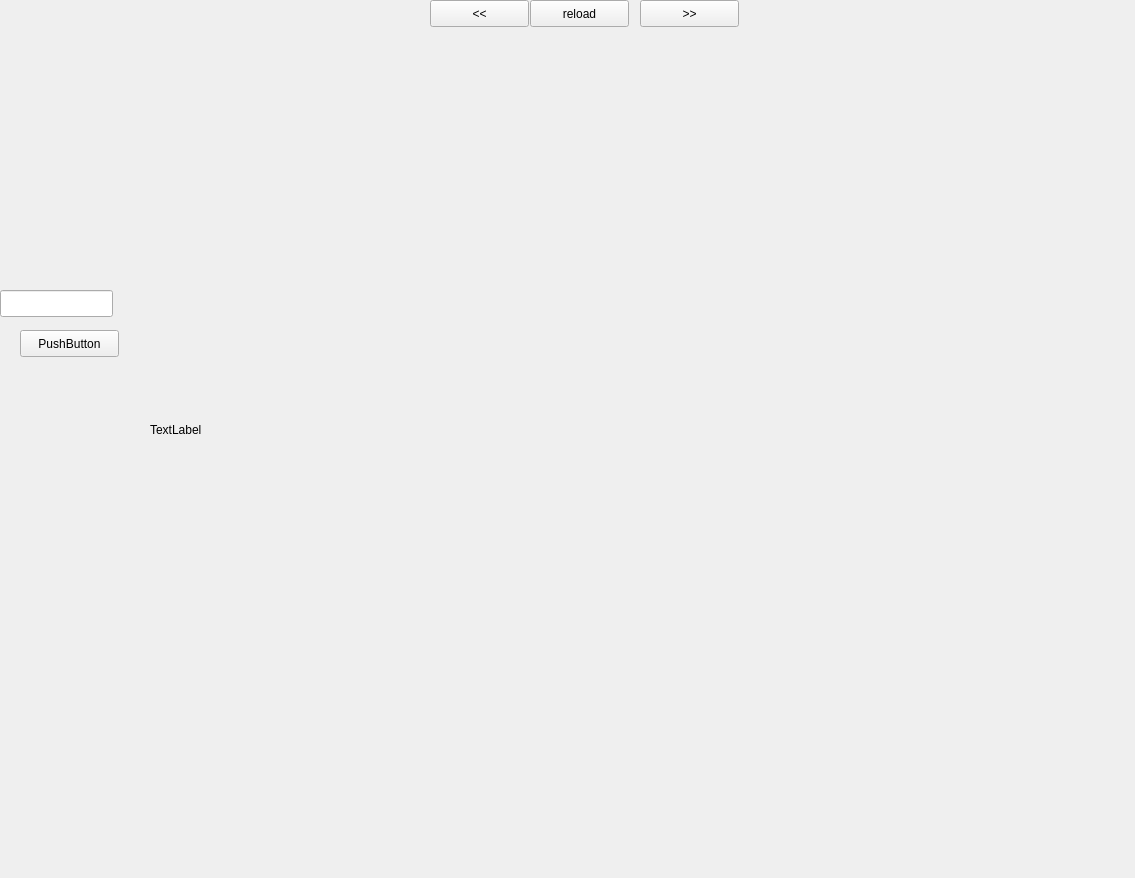
First picture: the form in gui/mainwindow.ui, repository AlenaVahtina/RichardsonMethod, before the edit.
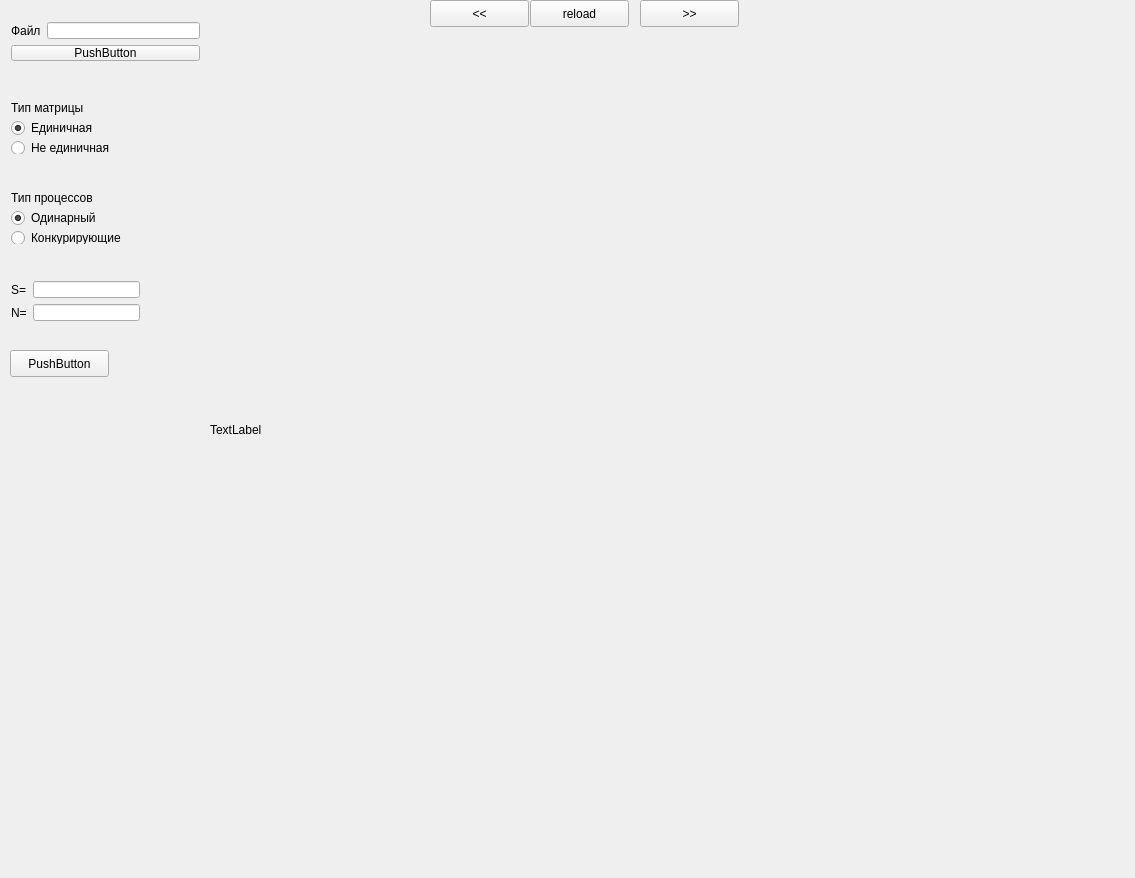
Second picture: the form after the edit.

What changed in the file:
```diff
--- a/gui/mainwindow.ui
+++ b/gui/mainwindow.ui
@@ -17,8 +17,8 @@
    <widget class="QPushButton" name="pushButton">
     <property name="geometry">
      <rect>
-      <x>20</x>
-      <y>330</y>
+      <x>10</x>
+      <y>350</y>
       <width>99</width>
       <height>27</height>
      </rect>
@@ -30,7 +30,7 @@
    <widget class="QLabel" name="label">
     <property name="geometry">
      <rect>
-      <x>150</x>
+      <x>210</x>
       <y>30</y>
       <width>900</width>
       <height>800</height>
@@ -46,16 +46,6 @@
      <string>TextLabel</string>
     </property>
    </widget>
-   <widget class="QLineEdit" name="lineEdit">
-    <property name="geometry">
-     <rect>
-      <x>0</x>
-      <y>290</y>
-      <width>113</width>
-      <height>27</height>
-     </rect>
-    </property>
-   </widget>
    <widget class="QPushButton" name="pushButton_2">
     <property name="geometry">
      <rect>
@@ -95,6 +85,152 @@
      <string>reload</string>
     </property>
    </widget>
+   <widget class="QWidget" name="layoutWidget">
+    <property name="geometry">
+     <rect>
+      <x>0</x>
+      <y>180</y>
+      <width>151</width>
+      <height>75</height>
+     </rect>
+    </property>
+    <layout class="QVBoxLayout" name="verticalLayout_2">
+     <item>
+      <widget class="QLabel" name="label_4">
+       <property name="text">
+        <string>Тип процессов</string>
+       </property>
+      </widget>
+     </item>
+     <item>
+      <widget class="QRadioButton" name="radioButton_3">
+       <property name="text">
+        <string>Одинарный</string>
+       </property>
+       <property name="checked">
+        <bool>true</bool>
+       </property>
+      </widget>
+     </item>
+     <item>
+      <widget class="QRadioButton" name="radioButton_4">
+       <property name="text">
+        <string>Конкурирующие</string>
+       </property>
+      </widget>
+     </item>
+    </layout>
+   </widget>
+   <widget class="QPushButton" name="pushButton_6">
+    <property name="geometry">
+     <rect>
+      <x>60</x>
+      <y>-250</y>
+      <width>99</width>
+      <height>27</height>
+     </rect>
+    </property>
+    <property name="text">
+     <string>PushButton</string>
+    </property>
+   </widget>
+   <widget class="QWidget" name="layoutWidget">
+    <property name="geometry">
+     <rect>
+      <x>0</x>
+      <y>90</y>
+      <width>151</width>
+      <height>75</height>
+     </rect>
+    </property>
+    <layout class="QVBoxLayout" name="verticalLayout">
+     <item>
+      <widget class="QLabel" name="label_3">
+       <property name="text">
+        <string>Тип матрицы</string>
+       </property>
+      </widget>
+     </item>
+     <item>
+      <widget class="QRadioButton" name="radioButton">
+       <property name="text">
+        <string>Единичная</string>
+       </property>
+       <property name="checked">
+        <bool>true</bool>
+       </property>
+      </widget>
+     </item>
+     <item>
+      <widget class="QRadioButton" name="radioButton_2">
+       <property name="text">
+        <string>Не единичная</string>
+       </property>
+      </widget>
+     </item>
+    </layout>
+   </widget>
+   <widget class="QWidget" name="layoutWidget">
+    <property name="geometry">
+     <rect>
+      <x>0</x>
+      <y>11</y>
+      <width>211</width>
+      <height>61</height>
+     </rect>
+    </property>
+    <layout class="QGridLayout" name="gridLayout">
+     <item row="0" column="0">
+      <widget class="QLabel" name="label_2">
+       <property name="text">
+        <string>Файл</string>
+       </property>
+      </widget>
+     </item>
+     <item row="0" column="1">
+      <widget class="QLineEdit" name="lineEdit_2"/>
+     </item>
+     <item row="1" column="0" colspan="2">
+      <widget class="QPushButton" name="pushButton_5">
+       <property name="text">
+        <string>PushButton</string>
+       </property>
+      </widget>
+     </item>
+    </layout>
+   </widget>
+   <widget class="QWidget" name="">
+    <property name="geometry">
+     <rect>
+      <x>0</x>
+      <y>270</y>
+      <width>151</width>
+      <height>62</height>
+     </rect>
+    </property>
+    <layout class="QGridLayout" name="gridLayout_2">
+     <item row="0" column="0">
+      <widget class="QLabel" name="label_5">
+       <property name="text">
+        <string>S=</string>
+       </property>
+      </widget>
+     </item>
+     <item row="0" column="1">
+      <widget class="QLineEdit" name="lineEdit"/>
+     </item>
+     <item row="1" column="0">
+      <widget class="QLabel" name="label_6">
+       <property name="text">
+        <string>N=</string>
+       </property>
+      </widget>
+     </item>
+     <item row="1" column="1">
+      <widget class="QLineEdit" name="lineEdit_3"/>
+     </item>
+    </layout>
+   </widget>
   </widget>
  </widget>
  <layoutdefault spacing="6" margin="11"/>
```
